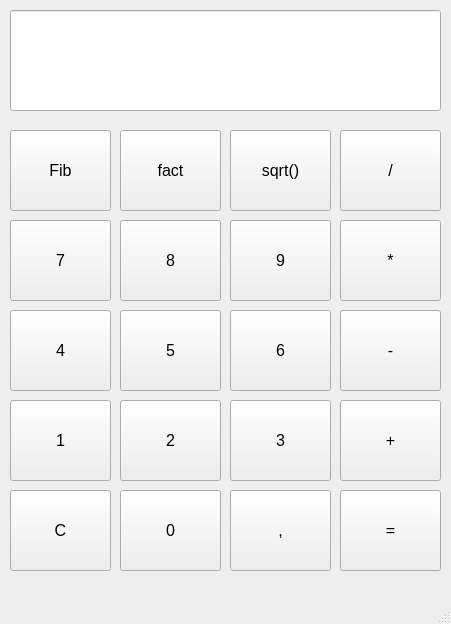
En1gmaC/ivs-project, file src/mainwindow.ui: the form before one commit.
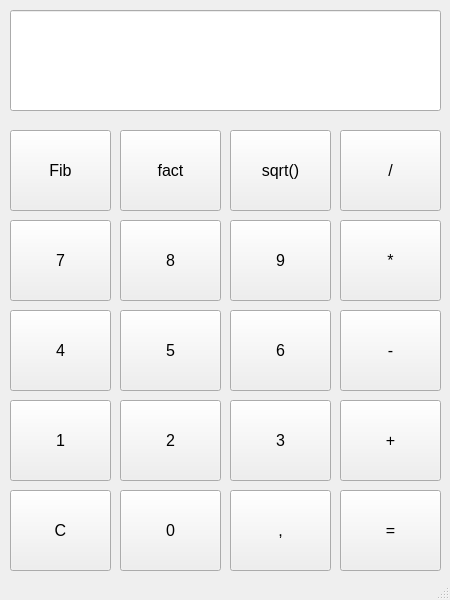
The form after the commit.

The edit to the form file:
```diff
--- a/src/mainwindow.ui
+++ b/src/mainwindow.ui
@@ -6,10 +6,22 @@
    <rect>
     <x>0</x>
     <y>0</y>
-    <width>451</width>
-    <height>624</height>
+    <width>450</width>
+    <height>600</height>
    </rect>
   </property>
+  <property name="minimumSize">
+   <size>
+    <width>450</width>
+    <height>600</height>
+   </size>
+  </property>
+  <property name="maximumSize">
+   <size>
+    <width>450</width>
+    <height>600</height>
+   </size>
+  </property>
   <property name="windowTitle">
    <string>MainWindow</string>
   </property>
```
Left out of the diff: 9 changed lines with no effect on the pictures.
